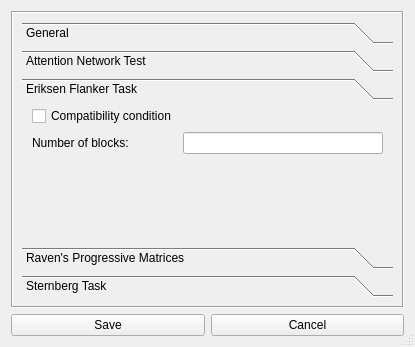
The window that designer/ui/settings_window_qt.ui (sho-87/cognitive-battery) describes before a commit, drawn with Qt 5.
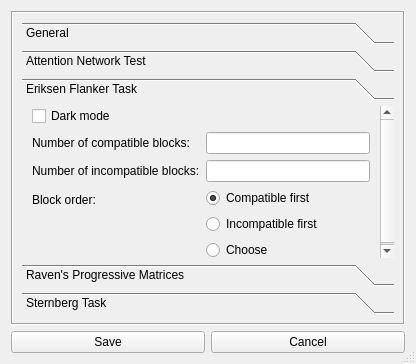
The same window after the commit.

Commit message: Add flanker settings items

The edit to the form file:
```diff
--- a/designer/ui/settings_window_qt.ui
+++ b/designer/ui/settings_window_qt.ui
@@ -9,8 +9,8 @@
    <rect>
     <x>0</x>
     <y>0</y>
-    <width>415</width>
-    <height>347</height>
+    <width>416</width>
+    <height>364</height>
    </rect>
   </property>
   <property name="sizePolicy">
@@ -44,8 +44,8 @@
          <rect>
           <x>0</x>
           <y>0</y>
-          <width>391</width>
-          <height>292</height>
+          <width>392</width>
+          <height>309</height>
          </rect>
         </property>
         <layout class="QVBoxLayout" name="verticalLayout_5">
@@ -236,8 +236,8 @@
              <rect>
               <x>0</x>
               <y>0</y>
-              <width>373</width>
-              <height>139</height>
+              <width>374</width>
+              <height>156</height>
              </rect>
             </property>
             <attribute name="label">
@@ -267,19 +267,84 @@
                <item row="0" column="0">
                 <widget class="QCheckBox" name="settings_flanker_compatibility">
                  <property name="text">
-                  <string>Compatibility condition</string>
+                  <string>Dark mode</string>
                  </property>
                 </widget>
                </item>
                <item row="1" column="0">
                 <widget class="QLabel" name="settings_flanker_block_label">
                  <property name="text">
-                  <string>Number of blocks:</string>
+                  <string>Number of compatible blocks:</string>
                  </property>
                 </widget>
                </item>
                <item row="1" column="1">
-                <widget class="QLineEdit" name="settings_flanker_block_value"/>
+                <widget class="QLineEdit" name="settings_flanker_compat_value">
+                 <property name="toolTip">
+                  <string>Compatible block: respond in direction of center arrow</string>
+                 </property>
+                </widget>
+               </item>
+               <item row="2" column="0">
+                <widget class="QLabel" name="settings_flanker_incompat_label">
+                 <property name="text">
+                  <string>Number of incompatible blocks:</string>
+                 </property>
+                </widget>
+               </item>
+               <item row="2" column="1">
+                <widget class="QLineEdit" name="settings_flanker_incompat_value">
+                 <property name="toolTip">
+                  <string>Incompatible block: respond in opposite direction to center arrow</string>
+                 </property>
+                </widget>
+               </item>
+               <item row="3" column="0">
+                <widget class="QLabel" name="settings_flanker_order_label">
+                 <property name="text">
+                  <string>Block order:</string>
+                 </property>
+                </widget>
+               </item>
+               <item row="3" column="1">
+                <layout class="QVBoxLayout" name="settings_flanker_order_group">
+                 <item>
+                  <widget class="QRadioButton" name="settings_flanker_order_incompat">
+                   <property name="toolTip">
+                    <string>Display compatible blocks first</string>
+                   </property>
+                   <property name="text">
+                    <string>Compatible first</string>
+                   </property>
+                   <property name="checkable">
+                    <bool>true</bool>
+                   </property>
+                   <property name="checked">
+                    <bool>true</bool>
+                   </property>
+                  </widget>
+                 </item>
+                 <item>
+                  <widget class="QRadioButton" name="settings_flanker_order_compat">
+                   <property name="toolTip">
+                    <string>Display incompatible blocks first</string>
+                   </property>
+                   <property name="text">
+                    <string>Incompatible first</string>
+                   </property>
+                  </widget>
+                 </item>
+                 <item>
+                  <widget class="QRadioButton" name="settings_flanker_order_choose">
+                   <property name="toolTip">
+                    <string>Choose block order when task starts</string>
+                   </property>
+                   <property name="text">
+                    <string>Choose</string>
+                   </property>
+                  </widget>
+                 </item>
+                </layout>
                </item>
               </layout>
              </item>
```
Left out of the diff: 23 changed lines with no effect on the pictures. The commit also changes 1 other file.
